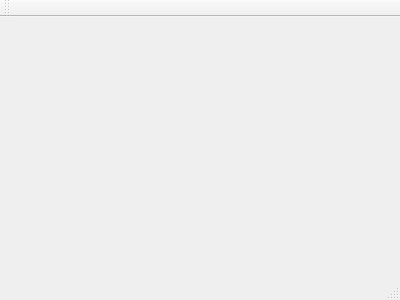
Before: the Qt Designer form mainwindow.ui in serg-lar/yoga-helper, drawn with Qt 5.
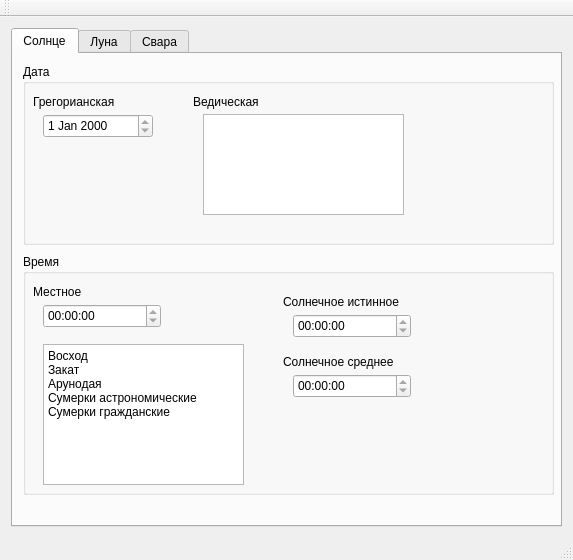
After: the same form once the commit is applied.

Commit message: прорисован первичный интерфейс

Patch:
```diff
--- a/mainwindow.ui
+++ b/mainwindow.ui
@@ -1,24 +1,331 @@
 <ui version="4.0">
  <class>MainWindow</class>
- <widget class="QMainWindow" name="MainWindow" >
-  <property name="geometry" >
+ <widget class="QMainWindow" name="MainWindow">
+  <property name="geometry">
    <rect>
     <x>0</x>
     <y>0</y>
-    <width>400</width>
-    <height>300</height>
+    <width>573</width>
+    <height>560</height>
    </rect>
   </property>
   <property name="windowTitle" >
    <string>MainWindow</string>
   </property>
-  <widget class="QMenuBar" name="menuBar" />
-  <widget class="QToolBar" name="mainToolBar" />
-  <widget class="QWidget" name="centralWidget" />
-  <widget class="QStatusBar" name="statusBar" />
+  <widget class="QWidget" name="centralWidget">
+   <layout class="QGridLayout" name="gridLayout">
+    <item row="0" column="0">
+     <widget class="QTabWidget" name="tabWidget">
+      <property name="currentIndex">
+       <number>0</number>
+      </property>
+      <widget class="QWidget" name="tabSurya">
+       <attribute name="title">
+        <string>Солнце</string>
+       </attribute>
+       <widget class="QGroupBox" name="groupBoxDate">
+        <property name="geometry">
+         <rect>
+          <x>10</x>
+          <y>10</y>
+          <width>531</width>
+          <height>181</height>
+         </rect>
+        </property>
+        <property name="title">
+         <string>Дата</string>
+        </property>
+        <widget class="QDateEdit" name="dateEditGregorian">
+         <property name="geometry">
+          <rect>
+           <x>20</x>
+           <y>50</y>
+           <width>110</width>
+           <height>24</height>
+          </rect>
+         </property>
+         <property name="readOnly">
+          <bool>true</bool>
+         </property>
+         <property name="calendarPopup">
+          <bool>false</bool>
+         </property>
+        </widget>
+        <widget class="QLabel" name="label">
+         <property name="geometry">
+          <rect>
+           <x>10</x>
+           <y>30</y>
+           <width>111</width>
+           <height>16</height>
+          </rect>
+         </property>
+         <property name="text">
+          <string>&lt;html&gt;&lt;head/&gt;&lt;body&gt;&lt;p&gt;Грегорианская&lt;/p&gt;&lt;/body&gt;&lt;/html&gt;</string>
+         </property>
+        </widget>
+        <widget class="QTextEdit" name="textEditVedicDate">
+         <property name="geometry">
+          <rect>
+           <x>180</x>
+           <y>50</y>
+           <width>201</width>
+           <height>101</height>
+          </rect>
+         </property>
+         <property name="readOnly">
+          <bool>true</bool>
+         </property>
+        </widget>
+        <widget class="QLabel" name="label_2">
+         <property name="geometry">
+          <rect>
+           <x>170</x>
+           <y>30</y>
+           <width>91</width>
+           <height>16</height>
+          </rect>
+         </property>
+         <property name="text">
+          <string>&lt;html&gt;&lt;head/&gt;&lt;body&gt;&lt;p&gt;Ведическая&lt;/p&gt;&lt;/body&gt;&lt;/html&gt;</string>
+         </property>
+        </widget>
+       </widget>
+       <widget class="QGroupBox" name="groupBoxTime">
+        <property name="geometry">
+         <rect>
+          <x>10</x>
+          <y>200</y>
+          <width>531</width>
+          <height>241</height>
+         </rect>
+        </property>
+        <property name="title">
+         <string>Время</string>
+        </property>
+        <widget class="QLabel" name="label_3">
+         <property name="geometry">
+          <rect>
+           <x>10</x>
+           <y>30</y>
+           <width>71</width>
+           <height>16</height>
+          </rect>
+         </property>
+         <property name="text">
+          <string>Местное</string>
+         </property>
+        </widget>
+        <widget class="QTimeEdit" name="timeEditSuryaCurrent">
+         <property name="geometry">
+          <rect>
+           <x>20</x>
+           <y>50</y>
+           <width>118</width>
+           <height>24</height>
+          </rect>
+         </property>
+         <property name="readOnly">
+          <bool>true</bool>
+         </property>
+        </widget>
+        <widget class="QLabel" name="label_4">
+         <property name="geometry">
+          <rect>
+           <x>260</x>
+           <y>40</y>
+           <width>151</width>
+           <height>16</height>
+          </rect>
+         </property>
+         <property name="text">
+          <string>&lt;html&gt;&lt;head/&gt;&lt;body&gt;&lt;p&gt;Солнечное истинное&lt;/p&gt;&lt;/body&gt;&lt;/html&gt;</string>
+         </property>
+        </widget>
+        <widget class="QTimeEdit" name="timeEditSuryaTrue">
+         <property name="geometry">
+          <rect>
+           <x>270</x>
+           <y>60</y>
+           <width>118</width>
+           <height>24</height>
+          </rect>
+         </property>
+         <property name="readOnly">
+          <bool>true</bool>
+         </property>
+        </widget>
+        <widget class="QLabel" name="label_5">
+         <property name="geometry">
+          <rect>
+           <x>260</x>
+           <y>100</y>
+           <width>141</width>
+           <height>16</height>
+          </rect>
+         </property>
+         <property name="text">
+          <string>&lt;html&gt;&lt;head/&gt;&lt;body&gt;&lt;p&gt;Солнечное среднее&lt;/p&gt;&lt;/body&gt;&lt;/html&gt;</string>
+         </property>
+        </widget>
+        <widget class="QTimeEdit" name="timeEditSuryaMid">
+         <property name="geometry">
+          <rect>
+           <x>270</x>
+           <y>120</y>
+           <width>118</width>
+           <height>24</height>
+          </rect>
+         </property>
+         <property name="readOnly">
+          <bool>true</bool>
+         </property>
+        </widget>
+        <widget class="QTextEdit" name="textEditSuryaTime">
+         <property name="geometry">
+          <rect>
+           <x>20</x>
+           <y>90</y>
+           <width>201</width>
+           <height>141</height>
+          </rect>
+         </property>
+         <property name="readOnly">
+          <bool>true</bool>
+         </property>
+         <property name="html">
+          <string>&lt;!DOCTYPE HTML PUBLIC &quot;-//W3C//DTD HTML 4.0//EN&quot; &quot;http://www.w3.org/TR/REC-html40/strict.dtd&quot;&gt;
+&lt;html&gt;&lt;head&gt;&lt;meta name=&quot;qrichtext&quot; content=&quot;1&quot; /&gt;&lt;style type=&quot;text/css&quot;&gt;
+p, li { white-space: pre-wrap; }
+&lt;/style&gt;&lt;/head&gt;&lt;body style=&quot; font-family:'Sans Serif'; font-size:9pt; font-weight:400; font-style:normal;&quot;&gt;
+&lt;p style=&quot; margin-top:0px; margin-bottom:0px; margin-left:0px; margin-right:0px; -qt-block-indent:0; text-indent:0px;&quot;&gt;Восход&lt;/p&gt;
+&lt;p style=&quot; margin-top:0px; margin-bottom:0px; margin-left:0px; margin-right:0px; -qt-block-indent:0; text-indent:0px;&quot;&gt;Закат&lt;/p&gt;
+&lt;p style=&quot; margin-top:0px; margin-bottom:0px; margin-left:0px; margin-right:0px; -qt-block-indent:0; text-indent:0px;&quot;&gt;Арунодая&lt;/p&gt;
+&lt;p style=&quot; margin-top:0px; margin-bottom:0px; margin-left:0px; margin-right:0px; -qt-block-indent:0; text-indent:0px;&quot;&gt;Сумерки астрономические&lt;/p&gt;
+&lt;p style=&quot; margin-top:0px; margin-bottom:0px; margin-left:0px; margin-right:0px; -qt-block-indent:0; text-indent:0px;&quot;&gt;Сумерки гражданские&lt;/p&gt;&lt;/body&gt;&lt;/html&gt;</string>
+         </property>
+        </widget>
+       </widget>
+      </widget>
+      <widget class="QWidget" name="tabChandra">
+       <attribute name="title">
+        <string>Луна</string>
+       </attribute>
+       <widget class="QLabel" name="label_6">
+        <property name="geometry">
+         <rect>
+          <x>280</x>
+          <y>20</y>
+          <width>61</width>
+          <height>16</height>
+         </rect>
+        </property>
+        <property name="text">
+         <string>Титхи</string>
+        </property>
+       </widget>
+       <widget class="QTextEdit" name="textEditChandraTithi">
+        <property name="geometry">
+         <rect>
+          <x>290</x>
+          <y>40</y>
+          <width>231</width>
+          <height>151</height>
+         </rect>
+        </property>
+        <property name="readOnly">
+         <bool>true</bool>
+        </property>
+       </widget>
+       <widget class="QLabel" name="label_7">
+        <property name="geometry">
+         <rect>
+          <x>10</x>
+          <y>20</y>
+          <width>57</width>
+          <height>15</height>
+         </rect>
+        </property>
+        <property name="text">
+         <string>Время</string>
+        </property>
+       </widget>
+       <widget class="QTextEdit" name="textEditChandraTime">
+        <property name="geometry">
+         <rect>
+          <x>20</x>
+          <y>40</y>
+          <width>231</width>
+          <height>151</height>
+         </rect>
+        </property>
+        <property name="readOnly">
+         <bool>true</bool>
+        </property>
+        <property name="html">
+         <string>&lt;!DOCTYPE HTML PUBLIC &quot;-//W3C//DTD HTML 4.0//EN&quot; &quot;http://www.w3.org/TR/REC-html40/strict.dtd&quot;&gt;
+&lt;html&gt;&lt;head&gt;&lt;meta name=&quot;qrichtext&quot; content=&quot;1&quot; /&gt;&lt;style type=&quot;text/css&quot;&gt;
+p, li { white-space: pre-wrap; }
+&lt;/style&gt;&lt;/head&gt;&lt;body style=&quot; font-family:'Sans Serif'; font-size:9pt; font-weight:400; font-style:normal;&quot;&gt;
+&lt;p style=&quot; margin-top:0px; margin-bottom:0px; margin-left:0px; margin-right:0px; -qt-block-indent:0; text-indent:0px;&quot;&gt;Восход?&lt;/p&gt;
+&lt;p style=&quot; margin-top:0px; margin-bottom:0px; margin-left:0px; margin-right:0px; -qt-block-indent:0; text-indent:0px;&quot;&gt;Закат?&lt;/p&gt;
+&lt;p style=&quot; margin-top:0px; margin-bottom:0px; margin-left:0px; margin-right:0px; -qt-block-indent:0; text-indent:0px;&quot;&gt;Лунный день?&lt;/p&gt;&lt;/body&gt;&lt;/html&gt;</string>
+        </property>
+       </widget>
+      </widget>
+      <widget class="QWidget" name="tabSvara">
+       <attribute name="title">
+        <string>Свара</string>
+       </attribute>
+       <widget class="QTextEdit" name="textEditSvara">
+        <property name="geometry">
+         <rect>
+          <x>10</x>
+          <y>20</y>
+          <width>301</width>
+          <height>201</height>
+         </rect>
+        </property>
+        <property name="readOnly">
+         <bool>true</bool>
+        </property>
+        <property name="html">
+         <string>&lt;!DOCTYPE HTML PUBLIC &quot;-//W3C//DTD HTML 4.0//EN&quot; &quot;http://www.w3.org/TR/REC-html40/strict.dtd&quot;&gt;
+&lt;html&gt;&lt;head&gt;&lt;meta name=&quot;qrichtext&quot; content=&quot;1&quot; /&gt;&lt;style type=&quot;text/css&quot;&gt;
+p, li { white-space: pre-wrap; }
+&lt;/style&gt;&lt;/head&gt;&lt;body style=&quot; font-family:'Sans Serif'; font-size:9pt; font-weight:400; font-style:normal;&quot;&gt;
+&lt;p style=&quot; margin-top:0px; margin-bottom:0px; margin-left:0px; margin-right:0px; -qt-block-indent:0; text-indent:0px;&quot;&gt;xx:xx-xx:xx Солнечная&lt;/p&gt;
+&lt;p style=&quot; margin-top:0px; margin-bottom:0px; margin-left:0px; margin-right:0px; -qt-block-indent:0; text-indent:0px;&quot;&gt;xx:xx-xx:xx Лунная&lt;/p&gt;
+&lt;p style=&quot; margin-top:0px; margin-bottom:0px; margin-left:0px; margin-right:0px; -qt-block-indent:0; text-indent:0px;&quot;&gt;xx:xx-xx:xx Солнечная&lt;/p&gt;
+&lt;p style=&quot; margin-top:0px; margin-bottom:0px; margin-left:0px; margin-right:0px; -qt-block-indent:0; text-indent:0px;&quot;&gt;xx:xx-xx:xx Лунная&lt;/p&gt;&lt;/body&gt;&lt;/html&gt;</string>
+        </property>
+       </widget>
+      </widget>
+     </widget>
+    </item>
+   </layout>
+  </widget>
+  <widget class="QMenuBar" name="menuBar">
+   <property name="geometry">
+    <rect>
+     <x>0</x>
+     <y>0</y>
+     <width>573</width>
+     <height>20</height>
+    </rect>
+   </property>
+  </widget>
+  <widget class="QToolBar" name="mainToolBar">
+   <attribute name="toolBarArea">
+    <enum>TopToolBarArea</enum>
+   </attribute>
+   <attribute name="toolBarBreak">
+    <bool>false</bool>
+   </attribute>
+  </widget>
+  <widget class="QStatusBar" name="statusBar"/>
  </widget>
- <layoutDefault spacing="6" margin="11" />
- <pixmapfunction></pixmapfunction>
+ <layoutdefault spacing="6" margin="11"/>
  <resources/>
  <connections/>
 </ui>
```
Left out of the diff: 5 changed lines with no effect on the pictures. The commit also changes 1 other file.
